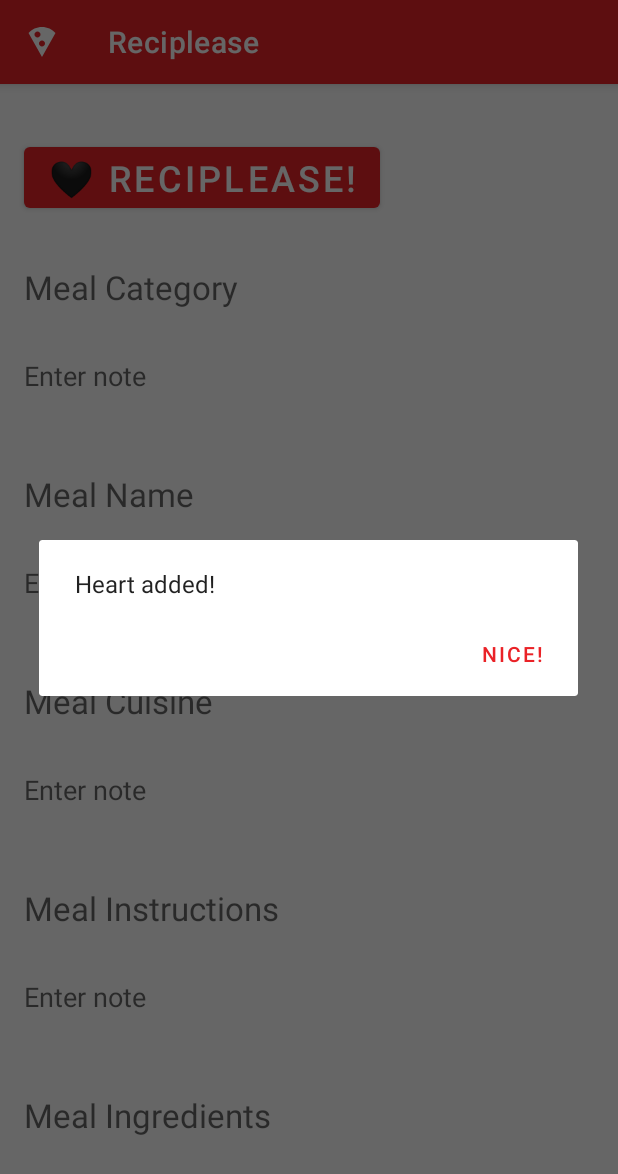
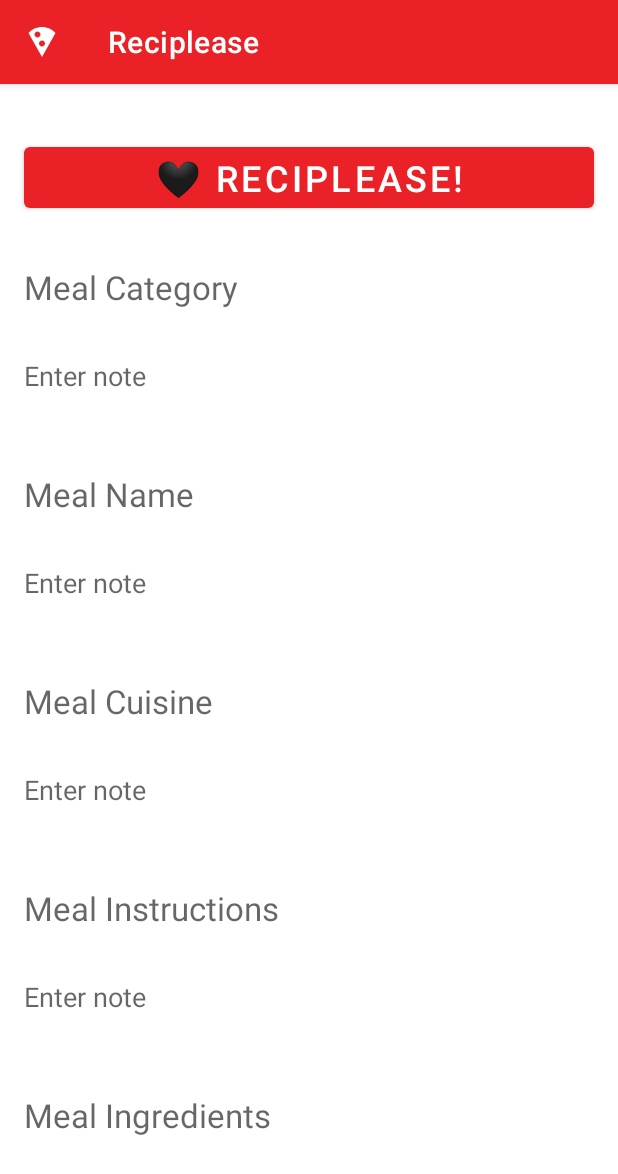
Before and after one commit to Mangoshi/Reciplease, an Android app: the fragment EditorFragment placed in its activity, after a tap on "🖤 RECIPLEASE!", on a phone screen of 412 x 824 dp. Shown: the top 1174 px of the screen. Run offline under Robolectric (Android 15) with nearby library versions, the phone set to English and light mode, and no system bars; our stand-ins replace Room's generated code; pictures from the network do not load; 29 statements that could not run were skipped.

Commit message:
Updated button design - Also removed dialog boxes as they are unnecessary with button text

```diff
--- a/app/src/main/java/com/example/reciplease_ca/EditorFragment.kt
+++ b/app/src/main/java/com/example/reciplease_ca/EditorFragment.kt
@@ -1,6 +1,5 @@
 package com.example.reciplease_ca
 
-import android.content.DialogInterface
 import android.os.Bundle
 import android.util.Log
 import android.view.LayoutInflater
@@ -8,7 +7,6 @@ import android.view.MenuItem
 import android.view.View
 import android.view.ViewGroup
 import androidx.activity.OnBackPressedCallback
-import androidx.appcompat.app.AlertDialog
 import androidx.appcompat.app.AppCompatActivity
 import androidx.fragment.app.Fragment
 import androidx.lifecycle.ViewModelProvider
@@ -209,43 +207,18 @@ class EditorFragment : Fragment() {
             // Log to logcat
             Log.i("Heart", "Not yet hearted! Adding heart..")
             // Execute saveHeart() from viewModel, passing in the constructor variables
-            viewModel.saveHeart(
-                MealEntity(meal.idMeal, meal.strMeal)
-            )
-            // Show the add heart dialog box
-            addHeartDialog()
+            viewModel.saveHeart(MealEntity(meal.idMeal, meal.strMeal))
             // Execute getHeart() to update
             viewModel.getHeart(meal.idMeal)
-
         // Else, if the meal has been hearted already
         } else {
             // Log to logcat
             Log.i("Heart", "Already hearted! Removing heart..")
             // Execute removeHeart() from viewModel, passing in the meal ID
             viewModel.removeHeart(meal.idMeal)
-            // Show the remove heart dialog box
-            removeHeartDialog()
             // Execute getHeart() to update
             viewModel.getHeart(meal.idMeal)
         }
-    }
-
-    private fun addHeartDialog() {
-        // Initialising dialog box builder using the AlertDialog class
-        val heartDialog = AlertDialog.Builder(requireContext())
-        // Setting dialog box message
-        heartDialog.setMessage("Heart added!")
-        // Setting the close-button text, not using the listener functionality
-        heartDialog.setPositiveButton("Nice!") { _: DialogInterface, _: Int -> }
-        // Display dialog box
-        heartDialog.show()
-    }
-
-    private fun removeHeartDialog() {
-        val heartDialog = AlertDialog.Builder(requireContext())
-        heartDialog.setMessage("Heart removed!")
-        heartDialog.setPositiveButton("Nice!") { _: DialogInterface, _: Int -> }
-        heartDialog.show()
     }
 
     // When back button is pressed
--- a/app/src/main/res/layout/editor_fragment.xml
+++ b/app/src/main/res/layout/editor_fragment.xml
@@ -34,7 +34,7 @@
         -->
         <Button
             android:id="@+id/heartButton"
-            android:layout_width="wrap_content"
+            android:layout_width="match_parent"
             android:layout_height="wrap_content"
             android:layout_margin="16dp"
             android:text="@string/heartBlack"
```
